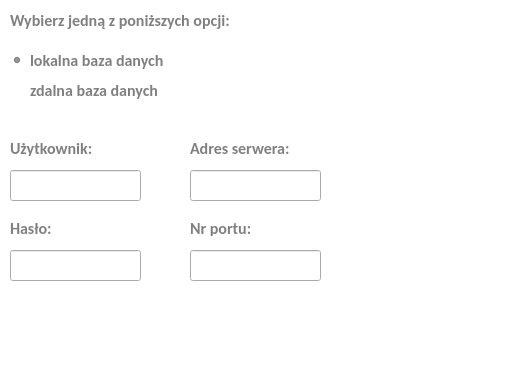
First picture: the form in dbconfigdialog.ui, repository RStravinsky/CarReservation, before the edit.
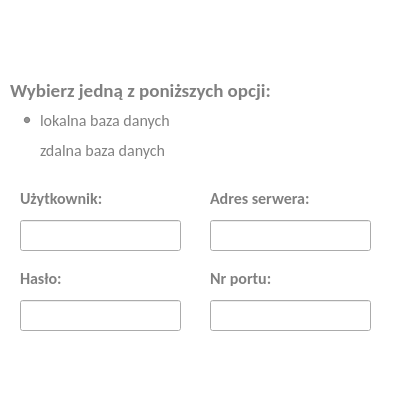
Second picture: the form after the edit.

What changed in the file:
```diff
--- a/dbconfigdialog.ui
+++ b/dbconfigdialog.ui
@@ -6,8 +6,8 @@
    <rect>
     <x>0</x>
     <y>0</y>
-    <width>532</width>
-    <height>390</height>
+    <width>400</width>
+    <height>400</height>
    </rect>
   </property>
   <property name="windowTitle">
@@ -69,8 +69,8 @@
   <widget class="QPushButton" name="cancelButton">
    <property name="geometry">
     <rect>
-     <x>170</x>
-     <y>300</y>
+     <x>180</x>
+     <y>360</y>
      <width>105</width>
      <height>35</height>
     </rect>
@@ -108,8 +108,8 @@
   <widget class="QPushButton" name="runButton">
    <property name="geometry">
     <rect>
-     <x>280</x>
-     <y>300</y>
+     <x>290</x>
+     <y>360</y>
      <width>105</width>
      <height>35</height>
     </rect>
@@ -148,15 +148,15 @@
    <property name="geometry">
     <rect>
      <x>10</x>
-     <y>10</y>
-     <width>441</width>
+     <y>80</y>
+     <width>391</width>
      <height>21</height>
     </rect>
    </property>
    <property name="font">
     <font>
      <family>Calibri</family>
-     <pointsize>12</pointsize>
+     <pointsize>14</pointsize>
      <weight>75</weight>
      <bold>true</bold>
     </font>
@@ -168,8 +168,8 @@
   <widget class="QRadioButton" name="rbRemoteDB">
    <property name="geometry">
     <rect>
-     <x>10</x>
-     <y>80</y>
+     <x>20</x>
+     <y>140</y>
      <width>321</width>
      <height>21</height>
     </rect>
@@ -178,8 +178,8 @@
     <font>
      <family>Calibri</family>
      <pointsize>12</pointsize>
-     <weight>75</weight>
-     <bold>true</bold>
+     <weight>50</weight>
+     <bold>false</bold>
     </font>
    </property>
    <property name="text">
@@ -189,8 +189,8 @@
   <widget class="QRadioButton" name="rbLocalDB">
    <property name="geometry">
     <rect>
-     <x>10</x>
-     <y>50</y>
+     <x>20</x>
+     <y>110</y>
      <width>311</width>
      <height>21</height>
     </rect>
@@ -199,8 +199,8 @@
     <font>
      <family>Calibri</family>
      <pointsize>12</pointsize>
-     <weight>75</weight>
-     <bold>true</bold>
+     <weight>50</weight>
+     <bold>false</bold>
     </font>
    </property>
    <property name="text">
@@ -213,8 +213,8 @@
   <widget class="QLabel" name="lblUser">
    <property name="geometry">
     <rect>
-     <x>10</x>
-     <y>140</y>
+     <x>20</x>
+     <y>190</y>
      <width>111</width>
      <height>16</height>
     </rect>
@@ -234,9 +234,9 @@
   <widget class="QLineEdit" name="leUser">
    <property name="geometry">
     <rect>
-     <x>10</x>
-     <y>170</y>
-     <width>131</width>
+     <x>20</x>
+     <y>220</y>
+     <width>161</width>
      <height>31</height>
     </rect>
    </property>
@@ -250,9 +250,9 @@
   <widget class="QLineEdit" name="lePassword">
    <property name="geometry">
     <rect>
-     <x>10</x>
-     <y>250</y>
-     <width>131</width>
+     <x>20</x>
+     <y>300</y>
+     <width>161</width>
      <height>31</height>
     </rect>
    </property>
@@ -266,8 +266,8 @@
   <widget class="QLabel" name="lblPort">
    <property name="geometry">
     <rect>
-     <x>190</x>
-     <y>220</y>
+     <x>210</x>
+     <y>270</y>
      <width>121</width>
      <height>16</height>
     </rect>
@@ -287,8 +287,8 @@
   <widget class="QLabel" name="lblAddress">
    <property name="geometry">
     <rect>
-     <x>190</x>
-     <y>140</y>
+     <x>210</x>
+     <y>190</y>
      <width>111</width>
      <height>16</height>
     </rect>
@@ -308,9 +308,9 @@
   <widget class="QLineEdit" name="leAddress">
    <property name="geometry">
     <rect>
-     <x>190</x>
-     <y>170</y>
-     <width>131</width>
+     <x>210</x>
+     <y>220</y>
+     <width>161</width>
      <height>31</height>
     </rect>
    </property>
@@ -324,9 +324,9 @@
   <widget class="QLineEdit" name="lePort">
    <property name="geometry">
     <rect>
-     <x>190</x>
-     <y>250</y>
-     <width>131</width>
+     <x>210</x>
+     <y>300</y>
+     <width>161</width>
      <height>31</height>
     </rect>
    </property>
@@ -340,8 +340,8 @@
   <widget class="QLabel" name="lblPassword">
    <property name="geometry">
     <rect>
-     <x>10</x>
-     <y>220</y>
+     <x>20</x>
+     <y>270</y>
      <width>111</width>
      <height>16</height>
     </rect>
@@ -358,6 +358,91 @@
     <string>Hasło:</string>
    </property>
   </widget>
+  <widget class="QFrame" name="topFrame">
+   <property name="geometry">
+    <rect>
+     <x>0</x>
+     <y>0</y>
+     <width>400</width>
+     <height>71</height>
+    </rect>
+   </property>
+   <property name="styleSheet">
+    <string notr="true">#topFrame {
+border: none;
+background: qlineargradient(x1:0, y1:0, x2:0, y2:1,
+   stop: 0 rgba(255,140,0), stop: 0.7 rgb(255,105,0));
+border-bottom-right-radius: 10px;
+border-bottom-left-radius:10px;
+}
+
+</string>
+   </property>
+   <property name="frameShape">
+    <enum>QFrame::StyledPanel</enum>
+   </property>
+   <property name="frameShadow">
+    <enum>QFrame::Raised</enum>
+   </property>
+   <widget class="QLabel" name="label">
+    <property name="geometry">
+     <rect>
+      <x>10</x>
+      <y>10</y>
+      <width>371</width>
+      <height>51</height>
+     </rect>
+    </property>
+    <property name="font">
+     <font>
+      <family>Calibri</family>
+      <pointsize>24</pointsize>
+      <weight>50</weight>
+      <italic>false</italic>
+      <bold>false</bold>
+     </font>
+    </property>
+    <property name="styleSheet">
+     <string notr="true">background-color: transparent;
+color: white</string>
+    </property>
+    <property name="text">
+     <string>Kreator bazy danych</string>
+    </property>
+   </widget>
+   <widget class="QLabel" name="lblHoliday">
+    <property name="geometry">
+     <rect>
+      <x>730</x>
+      <y>10</y>
+      <width>101</width>
+      <height>81</height>
+     </rect>
+    </property>
+    <property name="styleSheet">
+     <string notr="true">background-color: &quot;transparent&quot;;</string>
+    </property>
+    <property name="text">
+     <string/>
+    </property>
+    <property name="scaledContents">
+     <bool>true</bool>
+    </property>
+   </widget>
+   <widget class="QPushButton" name="pushButton">
+    <property name="geometry">
+     <rect>
+      <x>600</x>
+      <y>40</y>
+      <width>75</width>
+      <height>23</height>
+     </rect>
+    </property>
+    <property name="text">
+     <string>PushButton</string>
+    </property>
+   </widget>
+  </widget>
  </widget>
  <resources/>
  <connections/>
```
